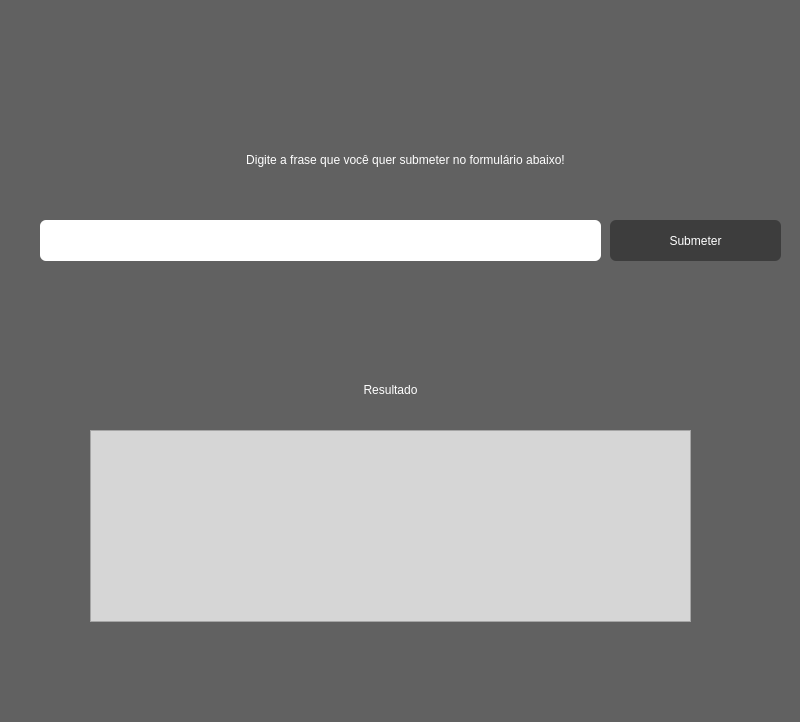
First picture: the form in atividade.ui, repository Marcos-afk/webcrawler, before the edit.
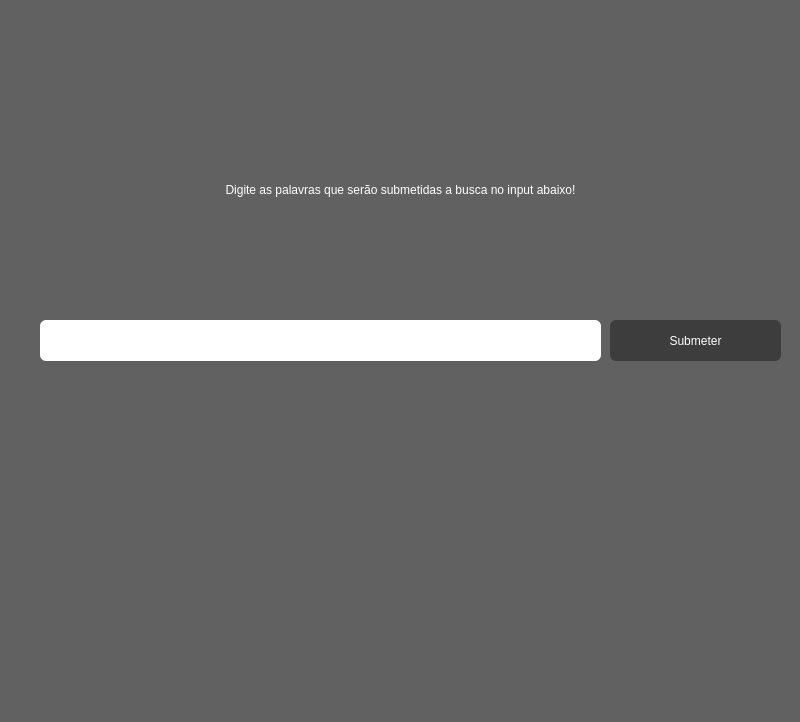
Second picture: the form after the edit.

Commit message: add features to interface

Patch:
```diff
--- a/atividade.ui
+++ b/atividade.ui
@@ -21,7 +21,7 @@
     <property name="geometry">
      <rect>
       <x>610</x>
-      <y>220</y>
+      <y>320</y>
       <width>171</width>
       <height>41</height>
      </rect>
@@ -49,7 +49,7 @@
     <property name="geometry">
      <rect>
       <x>40</x>
-      <y>220</y>
+      <y>320</y>
       <width>561</width>
       <height>41</height>
      </rect>
@@ -64,65 +64,15 @@
 padding: 6px;</string>
     </property>
    </widget>
-   <widget class="QLabel" name="label">
-    <property name="enabled">
-     <bool>true</bool>
-    </property>
-    <property name="geometry">
-     <rect>
-      <x>100</x>
-      <y>370</y>
-      <width>581</width>
-      <height>41</height>
-     </rect>
-    </property>
-    <property name="cursor">
-     <cursorShape>PointingHandCursor</cursorShape>
-    </property>
-    <property name="layoutDirection">
-     <enum>Qt::LeftToRight</enum>
-    </property>
-    <property name="autoFillBackground">
-     <bool>false</bool>
-    </property>
-    <property name="styleSheet">
-     <string notr="true">font: 12pt &quot;Arial&quot;;
-color: rgb(255, 255, 255);
-</string>
-    </property>
-    <property name="text">
-     <string>&lt;html&gt;&lt;head/&gt;&lt;body&gt;&lt;p align=&quot;center&quot;&gt;Resultado&lt;/p&gt;&lt;/body&gt;&lt;/html&gt;</string>
-    </property>
-   </widget>
-   <widget class="QTextBrowser" name="textBrowser">
-    <property name="enabled">
-     <bool>true</bool>
-    </property>
-    <property name="geometry">
-     <rect>
-      <x>90</x>
-      <y>430</y>
-      <width>601</width>
-      <height>192</height>
-     </rect>
-    </property>
-    <property name="cursor" stdset="0">
-     <cursorShape>IBeamCursor</cursorShape>
-    </property>
-    <property name="styleSheet">
-     <string notr="true">background-color: rgb(214, 214, 214);
-color: rgb(44, 44, 44);</string>
-    </property>
-   </widget>
    <widget class="QLabel" name="label_2">
     <property name="enabled">
      <bool>true</bool>
     </property>
     <property name="geometry">
      <rect>
-      <x>40</x>
-      <y>140</y>
-      <width>731</width>
+      <x>10</x>
+      <y>170</y>
+      <width>781</width>
       <height>41</height>
      </rect>
     </property>
@@ -141,7 +91,7 @@
 </string>
     </property>
     <property name="text">
-     <string>&lt;html&gt;&lt;head/&gt;&lt;body&gt;&lt;p align=&quot;center&quot;&gt;Digite a frase que você quer submeter no formulário abaixo!&lt;/p&gt;&lt;/body&gt;&lt;/html&gt;</string>
+     <string>&lt;html&gt;&lt;head/&gt;&lt;body&gt;&lt;p align=&quot;center&quot;&gt;Digite as palavras que serão submetidas a busca no input abaixo!&lt;/p&gt;&lt;/body&gt;&lt;/html&gt;</string>
     </property>
    </widget>
   </widget>
```
The commit also changes 5 other files.
